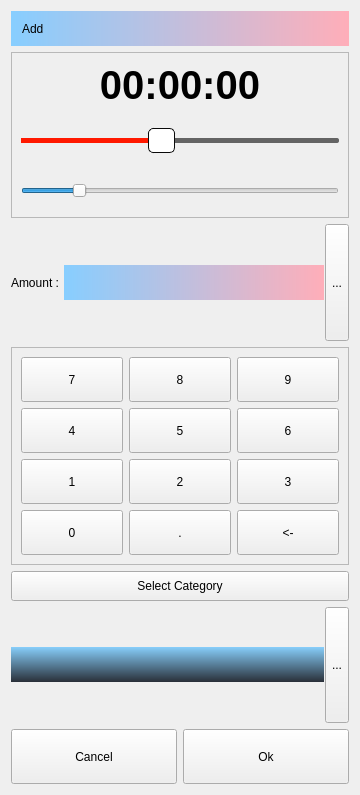
First picture: the form in src/dlgsettime.ui, repository ic005k/Knot-Legacy, before the edit.
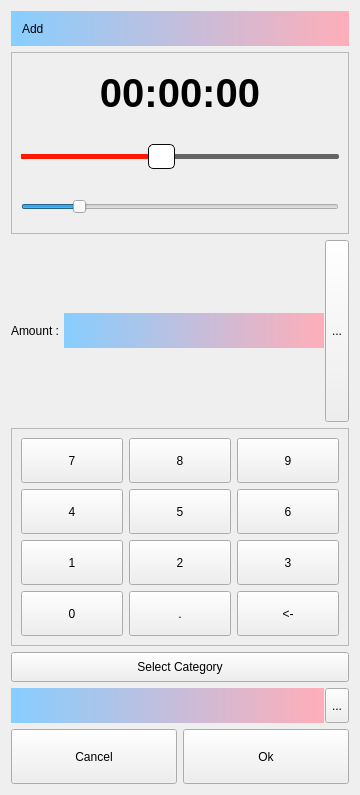
Second picture: the form after the edit. Icons and pictures are not drawn.

```diff
--- a/src/dlgsettime.ui
+++ b/src/dlgsettime.ui
@@ -531,30 +531,31 @@
       <number>1</number>
      </property>
      <item>
-      <widget class="QLineEdit" name="editDesc">
-       <property name="minimumSize">
+      <widget class="QTextEdit" name="editDesc">
+       <property name="maximumSize">
         <size>
-         <width>0</width>
+         <width>16777215</width>
          <height>35</height>
         </size>
        </property>
        <property name="styleSheet">
-        <string notr="true">QLineEdit
+        <string notr="true">QTextEdit
 {
 border: 0px solid gray;
 border-radius: 0px;
 padding: 0 8px;
-/*background: red;*/
- background-color:qlineargradient(spread:pad,x1:0,y1:0,x2:0,y2:1,stop:0 #87CEFA,stop:1 #292F38); 
-color:white;
+/*background: blue;*/
+/*background-color:qlineargradient(spread:pad,x1:0,y1:0,x2:0,y2:1,stop:0 #87CEFF,stop:1 #FFAEB9);  */
+background-color:qlineargradient(spread:pad,x1:1,y1:0,x2:0,y2:0,stop:0 #FFAEB9,stop:1 #87CEFF);  
+color:black;
 selection-background-color: lightblue;
 }</string>
        </property>
-       <property name="placeholderText">
-        <string/>
+       <property name="verticalScrollBarPolicy">
+        <enum>Qt::ScrollBarAlwaysOff</enum>
        </property>
-       <property name="clearButtonEnabled">
-        <bool>false</bool>
+       <property name="horizontalScrollBarPolicy">
+        <enum>Qt::ScrollBarAlwaysOff</enum>
        </property>
       </widget>
      </item>
@@ -566,6 +567,12 @@
          <verstretch>0</verstretch>
         </sizepolicy>
        </property>
+       <property name="maximumSize">
+        <size>
+         <width>16777215</width>
+         <height>35</height>
+        </size>
+       </property>
        <property name="text">
         <string>...</string>
        </property>
```
